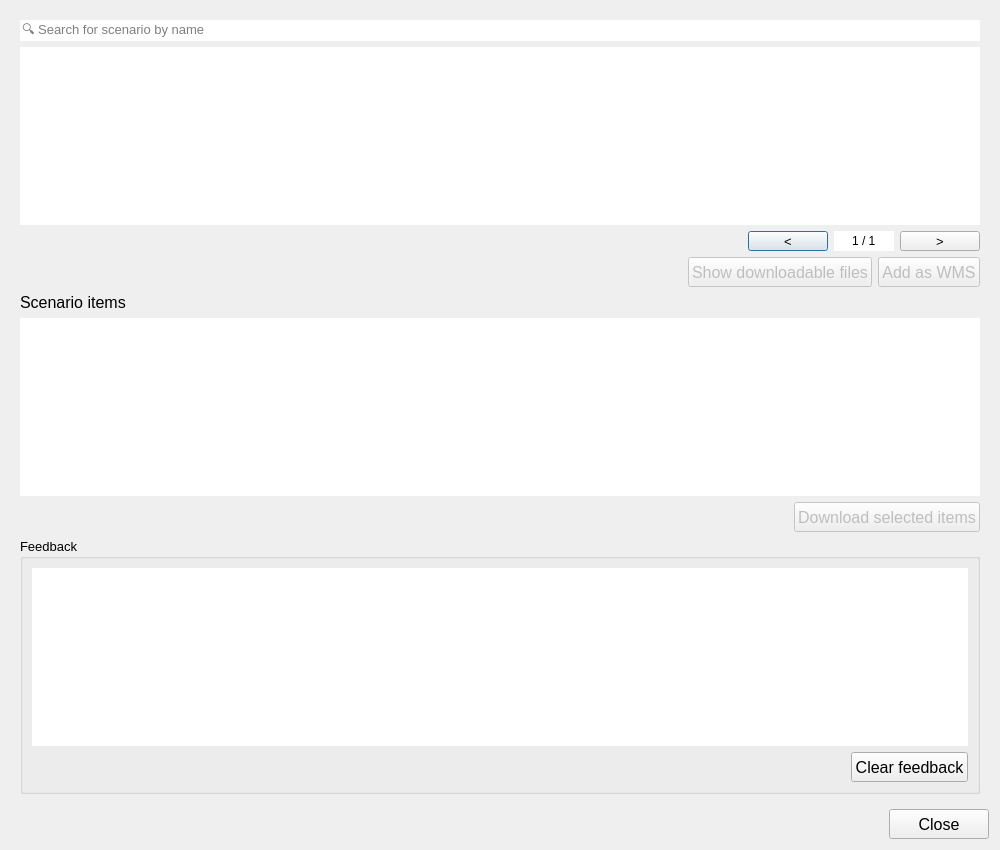
Qt form lizard_qgis_plugin/widgets/ui/scenario_archive_browser.ui (nens/lizard-qgis-plugin) before a commit.
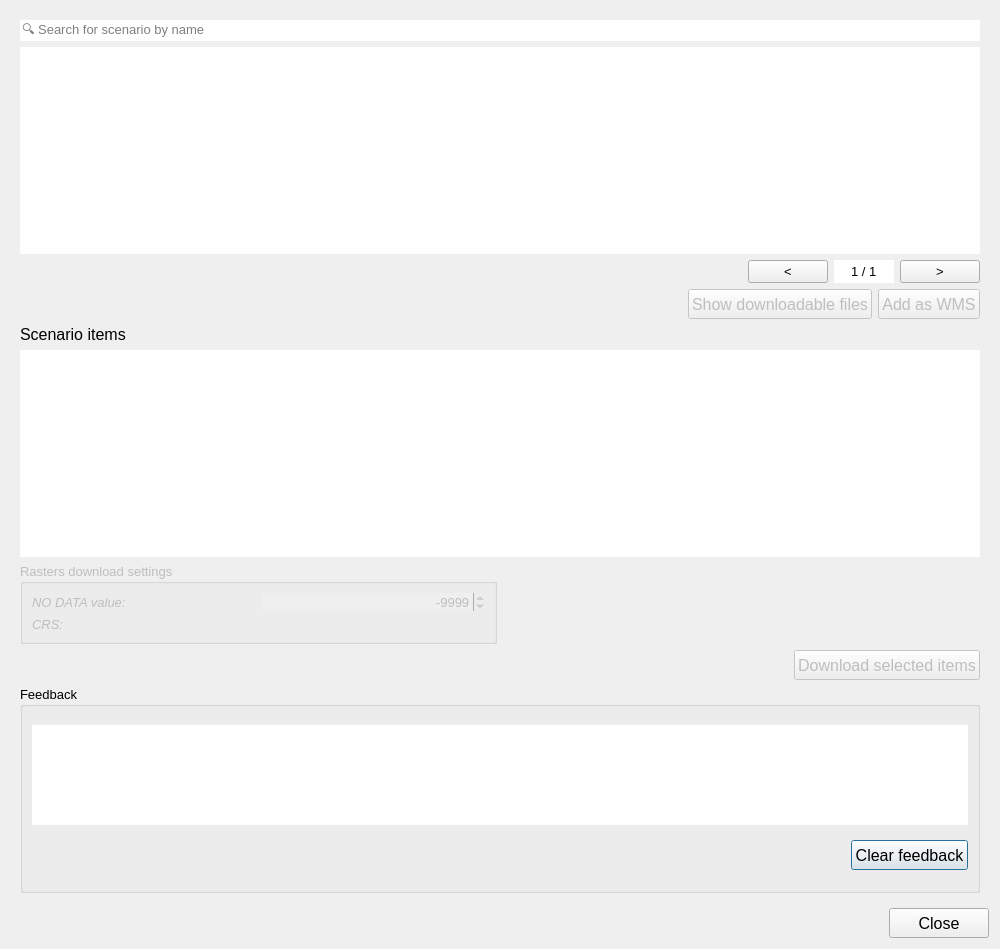
The same form after that commit. Custom widgets are drawn as their Qt base class.

The edit to the form file:
```diff
--- a/lizard_qgis_plugin/widgets/ui/scenario_archive_browser.ui
+++ b/lizard_qgis_plugin/widgets/ui/scenario_archive_browser.ui
@@ -7,7 +7,7 @@
     <x>0</x>
     <y>0</y>
     <width>1000</width>
-    <height>850</height>
+    <height>949</height>
    </rect>
   </property>
   <property name="windowTitle">
@@ -34,6 +34,150 @@
       </font>
      </property>
      <layout class="QGridLayout" name="gridLayout_8">
+      <item row="10" column="0" colspan="2">
+       <widget class="QgsCollapsibleGroupBox" name="grp_feedback">
+        <property name="enabled">
+         <bool>true</bool>
+        </property>
+        <property name="maximumSize">
+         <size>
+          <width>16777215</width>
+          <height>16777215</height>
+         </size>
+        </property>
+        <property name="font">
+         <font>
+          <family>Segoe UI</family>
+          <pointsize>10</pointsize>
+         </font>
+        </property>
+        <property name="title">
+         <string>Feedback</string>
+        </property>
+        <property name="collapsed">
+         <bool>false</bool>
+        </property>
+        <layout class="QGridLayout" name="gridLayout_2">
+         <item row="0" column="0" colspan="2">
+          <widget class="QListView" name="feedback_lv">
+           <property name="sizePolicy">
+            <sizepolicy hsizetype="Expanding" vsizetype="MinimumExpanding">
+             <horstretch>0</horstretch>
+             <verstretch>0</verstretch>
+            </sizepolicy>
+           </property>
+           <property name="maximumSize">
+            <size>
+             <width>16777215</width>
+             <height>100</height>
+            </size>
+           </property>
+           <property name="font">
+            <font>
+             <family>Segoe UI</family>
+             <pointsize>10</pointsize>
+            </font>
+           </property>
+           <property name="frameShape">
+            <enum>QFrame::NoFrame</enum>
+           </property>
+           <property name="editTriggers">
+            <set>QAbstractItemView::NoEditTriggers</set>
+           </property>
+          </widget>
+         </item>
+         <item row="1" column="1">
+          <widget class="QPushButton" name="pb_clear_feedback">
+           <property name="enabled">
+            <bool>true</bool>
+           </property>
+           <property name="minimumSize">
+            <size>
+             <width>100</width>
+             <height>30</height>
+            </size>
+           </property>
+           <property name="maximumSize">
+            <size>
+             <width>16777215</width>
+             <height>16777215</height>
+            </size>
+           </property>
+           <property name="font">
+            <font>
+             <family>Segoe UI</family>
+             <pointsize>12</pointsize>
+            </font>
+           </property>
+           <property name="text">
+            <string>Clear feedback</string>
+           </property>
+          </widget>
+         </item>
+         <item row="1" column="0">
+          <spacer name="horizontalSpacer">
+           <property name="orientation">
+            <enum>Qt::Horizontal</enum>
+           </property>
+           <property name="sizeHint" stdset="0">
+            <size>
+             <width>40</width>
+             <height>20</height>
+            </size>
+           </property>
+          </spacer>
+         </item>
+        </layout>
+       </widget>
+      </item>
+      <item row="9" column="0" colspan="2">
+       <layout class="QHBoxLayout" name="horizontalLayout_4">
+        <property name="bottomMargin">
+         <number>0</number>
+        </property>
+        <item>
+         <spacer name="horizontalSpacer_9">
+          <property name="orientation">
+           <enum>Qt::Horizontal</enum>
+          </property>
+          <property name="sizeHint" stdset="0">
+           <size>
+            <width>40</width>
+            <height>20</height>
+           </size>
+          </property>
+         </spacer>
+        </item>
+        <item>
+         <widget class="QPushButton" name="pb_download">
+          <property name="enabled">
+           <bool>false</bool>
+          </property>
+          <property name="minimumSize">
+           <size>
+            <width>100</width>
+            <height>30</height>
+           </size>
+          </property>
+          <property name="maximumSize">
+           <size>
+            <width>16777215</width>
+            <height>16777215</height>
+           </size>
+          </property>
+          <property name="font">
+           <font>
+            <family>Segoe UI</family>
+            <pointsize>12</pointsize>
+           </font>
+          </property>
+          <property name="text">
+           <string>Download selected items</string>
+          </property>
+         </widget>
+        </item>
+       </layout>
+      </item>
       <item row="2" column="0" colspan="2">
        <layout class="QHBoxLayout" name="horizontalLayout">
         <property name="topMargin">
@@ -106,6 +250,7 @@
           <property name="font">
            <font>
             <family>Segoe UI</family>
+            <pointsize>10</pointsize>
            </font>
           </property>
           <property name="focusPolicy">
@@ -164,70 +309,6 @@
         </item>
        </layout>
       </item>
-      <item row="6" column="0" colspan="2">
-       <layout class="QHBoxLayout" name="horizontalLayout_4">
-        <property name="bottomMargin">
-         <number>0</number>
-        </property>
-        <item>
-         <spacer name="horizontalSpacer_9">
-          <property name="orientation">
-           <enum>Qt::Horizontal</enum>
-          </property>
-          <property name="sizeHint" stdset="0">
-           <size>
-            <width>40</width>
-            <height>20</height>
-           </size>
-          </property>
-         </spacer>
-        </item>
-        <item>
-         <widget class="QPushButton" name="pb_download">
-          <property name="enabled">
-           <bool>false</bool>
-          </property>
-          <property name="minimumSize">
-           <size>
-            <width>100</width>
-            <height>30</height>
-           </size>
-          </property>
-          <property name="maximumSize">
-           <size>
-            <width>16777215</width>
-            <height>16777215</height>
-           </size>
-          </property>
-          <property name="font">
-           <font>
-            <family>Segoe UI</family>
-            <pointsize>12</pointsize>
-           </font>
-          </property>
-          <property name="text">
-           <string>Download selected items</string>
-          </property>
-         </widget>
-        </item>
-       </layout>
-      </item>
-      <item row="5" column="0" colspan="2">
-       <widget class="QTreeView" name="scenario_results_tv">
-        <property name="font">
-         <font>
-          <family>Segoe UI</family>
-          <pointsize>10</pointsize>
-         </font>
-        </property>
-        <property name="frameShape">
-         <enum>QFrame::NoFrame</enum>
-        </property>
-        <property name="editTriggers">
-         <set>QAbstractItemView::NoEditTriggers</set>
-        </property>
-       </widget>
-      </item>
       <item row="3" column="0" colspan="2">
        <layout class="QHBoxLayout" name="horizontalLayout_3">
         <property name="bottomMargin">
@@ -304,6 +385,119 @@
         </item>
        </layout>
       </item>
+      <item row="6" column="0">
+       <widget class="QGroupBox" name="grp_raster_settings">
+        <property name="enabled">
+         <bool>false</bool>
+        </property>
+        <property name="font">
+         <font>
+          <family>Segoe UI</family>
+          <pointsize>10</pointsize>
+         </font>
+        </property>
+        <property name="title">
+         <string>Rasters download settings</string>
+        </property>
+        <layout class="QGridLayout" name="gridLayout_3">
+         <item row="0" column="1">
+          <widget class="QgsSpinBox" name="no_data_sbox">
+           <property name="font">
+            <font>
+             <family>Segoe UI</family>
+             <pointsize>10</pointsize>
+            </font>
+           </property>
+           <property name="frame">
+            <bool>false</bool>
+           </property>
+           <property name="alignment">
+            <set>Qt::AlignRight|Qt::AlignTrailing|Qt::AlignVCenter</set>
+           </property>
+           <property name="minimum">
+            <number>-1000000</number>
+           </property>
+           <property name="maximum">
+            <number>1000000</number>
+           </property>
+           <property name="value">
+            <number>-9999</number>
+           </property>
+           <property name="showClearButton">
+            <bool>false</bool>
+           </property>
+          </widget>
+         </item>
+         <item row="0" column="0">
+          <widget class="QLabel" name="label_3">
+           <property name="font">
+            <font>
+             <family>Segoe UI</family>
+             <pointsize>10</pointsize>
+             <italic>true</italic>
+            </font>
+           </property>
+           <property name="text">
+            <string>NO DATA value:</string>
+           </property>
+          </widget>
+         </item>
+         <item row="1" column="0">
+          <widget class="QLabel" name="label_4">
+           <property name="font">
+            <font>
+             <family>Segoe UI</family>
+             <pointsize>10</pointsize>
+             <italic>true</italic>
+            </font>
+           </property>
+           <property name="text">
+            <string>CRS:</string>
+           </property>
+          </widget>
+         </item>
+         <item row="1" column="1">
+          <widget class="QgsProjectionSelectionWidget" name="crs_widget">
+           <property name="font">
+            <font>
+             <family>Segoe UI</family>
+             <pointsize>10</pointsize>
+            </font>
+           </property>
+          </widget>
+         </item>
+        </layout>
+       </widget>
+      </item>
+      <item row="5" column="0" colspan="2">
+       <widget class="QTreeView" name="scenario_results_tv">
+        <property name="font">
+         <font>
+          <family>Segoe UI</family>
+          <pointsize>10</pointsize>
+         </font>
+        </property>
+        <property name="frameShape">
+         <enum>QFrame::NoFrame</enum>
+        </property>
+        <property name="editTriggers">
+         <set>QAbstractItemView::NoEditTriggers</set>
+        </property>
+       </widget>
+      </item>
+      <item row="4" column="0">
+       <widget class="QLabel" name="label_2">
+        <property name="font">
+         <font>
+          <family>Segoe UI</family>
+          <pointsize>12</pointsize>
+         </font>
+        </property>
+        <property name="text">
+         <string>Scenario items</string>
+        </property>
+       </widget>
+      </item>
       <item row="1" column="0" colspan="2">
        <widget class="QTreeView" name="scenario_tv">
         <property name="font">
@@ -342,97 +536,6 @@
         </property>
        </widget>
       </item>
-      <item row="7" column="0" colspan="2">
-       <widget class="QgsCollapsibleGroupBox" name="grp_feedback">
-        <property name="enabled">
-         <bool>true</bool>
-        </property>
-        <property name="font">
-         <font>
-          <family>Segoe UI</family>
-          <pointsize>10</pointsize>
-         </font>
-        </property>
-        <property name="title">
-         <string>Feedback</string>
-        </property>
-        <property name="collapsed">
-         <bool>true</bool>
-        </property>
-        <layout class="QGridLayout" name="gridLayout_2">
-         <item row="1" column="1">
-          <widget class="QPushButton" name="pb_clear_feedback">
-           <property name="enabled">
-            <bool>true</bool>
-           </property>
-           <property name="minimumSize">
-            <size>
-             <width>100</width>
-             <height>30</height>
-            </size>
-           </property>
-           <property name="maximumSize">
-            <size>
-             <width>16777215</width>
-             <height>16777215</height>
-            </size>
-           </property>
-           <property name="font">
-            <font>
-             <family>Segoe UI</family>
-             <pointsize>12</pointsize>
-            </font>
-           </property>
-           <property name="text">
-            <string>Clear feedback</string>
-           </property>
-          </widget>
-         </item>
-         <item row="1" column="0">
-          <spacer name="horizontalSpacer">
-           <property name="orientation">
-            <enum>Qt::Horizontal</enum>
-           </property>
-           <property name="sizeHint" stdset="0">
-            <size>
-             <width>40</width>
-             <height>20</height>
-            </size>
-           </property>
-          </spacer>
-         </item>
-         <item row="0" column="0" colspan="2">
-          <widget class="QListView" name="feedback_lv">
-           <property name="font">
-            <font>
-             <family>Segoe UI</family>
-             <pointsize>10</pointsize>
-            </font>
-           </property>
-           <property name="frameShape">
-            <enum>QFrame::NoFrame</enum>
-           </property>
-           <property name="editTriggers">
-            <set>QAbstractItemView::NoEditTriggers</set>
-           </property>
-          </widget>
-         </item>
-        </layout>
-       </widget>
-      </item>
-      <item row="4" column="0">
-       <widget class="QLabel" name="label_2">
-        <property name="font">
-         <font>
-          <family>Segoe UI</family>
-          <pointsize>12</pointsize>
-         </font>
-        </property>
-        <property name="text">
-         <string>Scenario items</string>
-        </property>
-       </widget>
-      </item>
      </layout>
     </widget>
    </item>
@@ -496,6 +599,16 @@
    <header>qgscollapsiblegroupbox.h</header>
    <container>1</container>
   </customwidget>
+  <customwidget>
+   <class>QgsProjectionSelectionWidget</class>
+   <extends>QWidget</extends>
+   <header>qgsprojectionselectionwidget.h</header>
+  </customwidget>
+  <customwidget>
+   <class>QgsSpinBox</class>
+   <extends>QSpinBox</extends>
+   <header>qgsspinbox.h</header>
+  </customwidget>
  </customwidgets>
  <resources/>
  <connections/>
```
